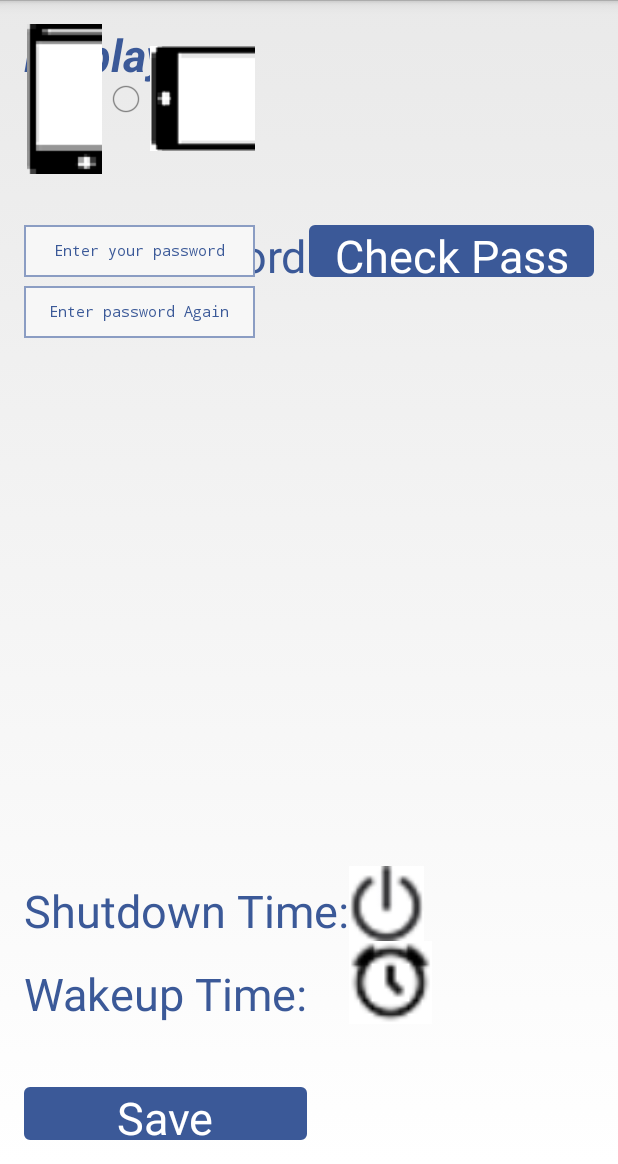
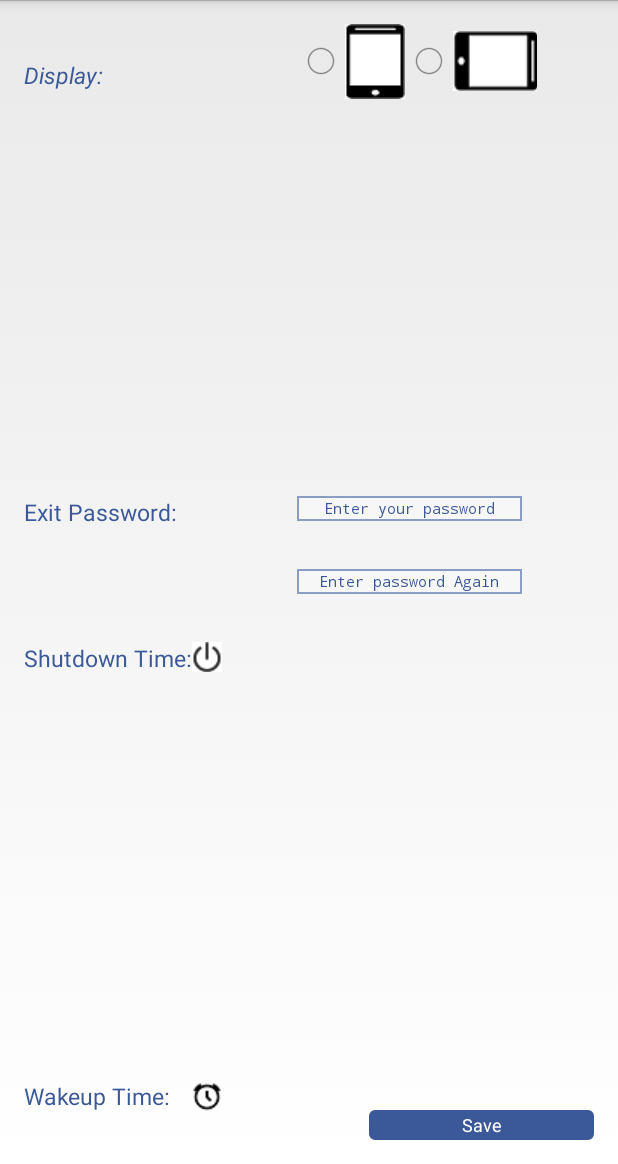
Before and after one commit to yangzifeiyu/NinjaPlayer, an Android app: the layout Plain.xml on its own in the app's theme, with its tools: preview values and no code run, on a phone screen of 412 x 824 dp, the part 72-1236 px from its top. Run offline under Robolectric (Android 15) with nearby library versions, the phone set to English and light mode, and no system bars.

Commit message:
Update fragment_configuration(large-land).xml

```diff
--- a/app/src/main/res/layout/fragment_configuration(large-land).xml
+++ b/app/src/main/res/layout/fragment_configuration(large-land).xml
@@ -15,14 +15,14 @@
         android:background="@drawable/mybutton"
         android:textColor="#ffffff"
         android:layout_width="wrap_content"
-        android:layout_height="35dp"
+        android:layout_height="20dp"
         android:text="Save"
         android:id="@+id/btnContinue"
-        android:textSize="30dp"
+        android:textSize="12dp"
+        android:layout_alignParentEnd="true"
+        android:layout_toEndOf="@+id/myRadioGroup"
         android:layout_alignParentBottom="true"
-        android:layout_alignParentStart="true"
-        android:layout_alignEnd="@+id/textView5"
-        />
+        android:layout_alignStart="@+id/txtStatusPa"/>
 
     <TextView
 
@@ -30,39 +30,38 @@
         android:layout_height="wrap_content"
         android:text="Display:"
         android:id="@+id/textView2"
-        android:textSize="30dp"
+        android:textSize="15dp"
         android:textColor="#3b5998"
-        android:layout_alignTop="@+id/myRadioGroup"
+        android:layout_marginTop="23dp"
+        android:layout_alignParentTop="true"
         android:layout_alignParentStart="true"
-        android:textStyle="bold|italic"/>
+        android:layout_alignEnd="@+id/textView3"
+        android:textStyle="italic"/>
 
     <RadioGroup
-        android:layout_width="205dp"
-        android:layout_height="100dp"
+        android:layout_width="160dp"
+        android:layout_height="50dp"
         android:orientation="horizontal"
         android:id="@+id/myRadioGroup"
         android:gravity="center"
-        android:weightSum="1"
         android:layout_alignParentTop="true"
-        android:layout_alignStart="@+id/tvW"
-        android:layout_toStartOf="@+id/btnCheck">
-
-        <RadioButton
-            android:layout_width="104dp"
-            android:layout_height="100dp"
-            android:id="@+id/portrait"
-            android:textSize="30dp"
-            android:textColor="#3b5998"
-            android:drawableLeft="@drawable/phoneland80"
-            android:layout_weight="0.27"/>
+        android:layout_alignStart="@+id/etPassword">
 
         <RadioButton
             android:layout_width="wrap_content"
-            android:layout_height="100dp"
+            android:layout_height="wrap_content"
+            android:id="@+id/portrait"
+            android:textSize="12dp"
+            android:textColor="#3b5998"
+            android:drawableLeft="@drawable/portrait"/>
+
+        <RadioButton
+            android:layout_width="wrap_content"
+            android:layout_height="49dp"
             android:id="@+id/landscape"
-            android:textSize="30dp"
+            android:textSize="12dp"
             android:textColor="#3b5998"
-            android:drawableLeft="@drawable/phoneport100"
+            android:drawableLeft="@drawable/phoneport"
             />
 
 
@@ -73,7 +72,7 @@
         android:layout_height="wrap_content"
         android:text="Exit Password:"
         android:id="@+id/textView3"
-        android:textSize="30dp"
+        android:textSize="15dp"
         android:textColor="#3b5998"
         android:layout_alignTop="@+id/etPassword"
         android:layout_alignParentStart="true"/>
@@ -83,9 +82,10 @@
         android:layout_height="wrap_content"
         android:text="Shutdown Time:"
         android:id="@+id/textView4"
-        android:textSize="30dp"
+        android:textSize="15dp"
         android:textColor="#3b5998"
-        android:layout_alignBottom="@+id/btnImgShut"
+        android:layout_marginTop="32dp"
+        android:layout_below="@+id/etMatch"
         android:layout_alignParentStart="true"/>
 
     <TextView
@@ -93,11 +93,10 @@
         android:layout_height="wrap_content"
         android:text="Wakeup Time:"
         android:id="@+id/textView5"
-        android:textSize="30dp"
+        android:textSize="15dp"
         android:textColor="#3b5998"
-        android:layout_marginBottom="42dp"
-        android:layout_above="@+id/btnContinue"
-        android:layout_alignParentStart="true"/>
+        android:layout_alignTop="@+id/tvW"
+        android:layout_alignParentStart="true" />
 
     <EditText
         android:background="@drawable/edittext_bg"
@@ -108,25 +107,11 @@
         android:textColorHint="#3b5998"
         android:gravity="center"
         android:hint="@string/edittext_hint"
-        android:textSize="25dp"
-        android:layout_below="@+id/myRadioGroup"
-        android:layout_alignStart="@+id/myRadioGroup"
-        android:layout_marginTop="34dp"
-        android:layout_alignEnd="@+id/myRadioGroup"/>
-
-    <Button
-
-        android:background="@drawable/mybutton"
-        android:layout_width="190dp"
-        android:layout_height="30dp"
-        android:text="Check Pass"
-        android:id="@+id/btnCheck"
-        android:textSize="30dp"
-        android:textColor="#ffffff"
-        android:layout_marginLeft="36dp"
-        android:layout_alignBottom="@+id/etPassword"
-        android:layout_alignParentEnd="true"
-        android:layout_alignTop="@+id/etPassword"/>
+        android:textSize="12dp"
+        android:layout_marginStart="50dp"
+        android:layout_above="@+id/etMatch"
+        android:layout_toEndOf="@+id/btnImgShut"
+        android:layout_marginBottom="32dp"/>
 
     <!--<Button-->
 
@@ -143,14 +128,13 @@
     <!--android:textColor="#ffffff"/>-->
 
     <TextView
-        android:layout_width="340dp"
+        android:layout_width="150dp"
         android:layout_height="28dp"
         android:id="@+id/txtStatusPa"
         android:textSize="11dp"
         android:gravity="center|bottom"
-        android:layout_alignParentBottom="true"
-        android:layout_toStartOf="@+id/btnCheck"
-        android:layout_below="@+id/textView5"/>
+        android:layout_below="@+id/textView3"
+        android:layout_alignParentEnd="true"/>
 
     <TextView
         android:layout_width="wrap_content"
@@ -159,9 +143,8 @@
         android:id="@+id/tvTime"
         android:gravity="center"
         android:layout_alignBottom="@+id/textView4"
-        android:layout_alignEnd="@+id/myRadioGroup"
-        android:layout_alignStart="@+id/etPassword"
-        android:layout_alignTop="@+id/textView4"/>
+        android:layout_alignStart="@+id/etMatch"
+        android:layout_alignEnd="@+id/etMatch"/>
 
     <TextView
         android:layout_width="wrap_content"
@@ -169,26 +152,26 @@
         android:textAppearance="?android:attr/textAppearanceSmall"
         android:id="@+id/tvW"
         android:gravity="center"
-        android:layout_alignBottom="@+id/textView5"
-        android:layout_alignStart="@+id/txtStatusPa"
-        android:layout_alignTop="@+id/textView5"
-        android:layout_toStartOf="@+id/btnCheck"/>
+        android:layout_above="@+id/btnContinue"
+        android:layout_alignStart="@+id/tvTime"
+        android:layout_toStartOf="@+id/btnContinue"
+        android:layout_alignEnd="@+id/tvTime"/>
 
     <ImageButton
-        android:layout_width="50dp"
-        android:layout_height="50dp"
+        android:layout_width="wrap_content"
+        android:layout_height="wrap_content"
         android:id="@+id/btnImgShut"
         android:background="@drawable/shut"
-        android:layout_above="@+id/btnImgWake"
-        android:layout_toEndOf="@+id/textView4" />
+        android:layout_alignTop="@+id/textView4"
+        android:layout_toEndOf="@+id/textView4"/>
 
     <ImageButton
-        android:layout_width="55dp"
-        android:layout_height="55dp"
+        android:layout_width="wrap_content"
+        android:layout_height="wrap_content"
         android:id="@+id/btnImgWake"
         android:background="@drawable/wake"
-        android:layout_alignBottom="@+id/tvW"
-        android:layout_alignStart="@+id/btnImgShut"/>
+        android:layout_alignBottom="@+id/textView5"
+        android:layout_alignStart="@+id/btnImgShut" />
 
     <EditText
         android:background="@drawable/edittext_bg"
@@ -199,9 +182,9 @@
         android:textColorHint="#3b5998"
         android:gravity="center"
         android:hint="@string/edittext_hint2"
-        android:textSize="25dp"
-        android:layout_below="@+id/textView3"
+        android:textSize="12dp"
+        android:layout_centerVertical="true"
         android:layout_alignStart="@+id/etPassword"
-        android:layout_alignEnd="@+id/etPassword" />
+        android:clickable="false"/>
 
 </RelativeLayout>
```
